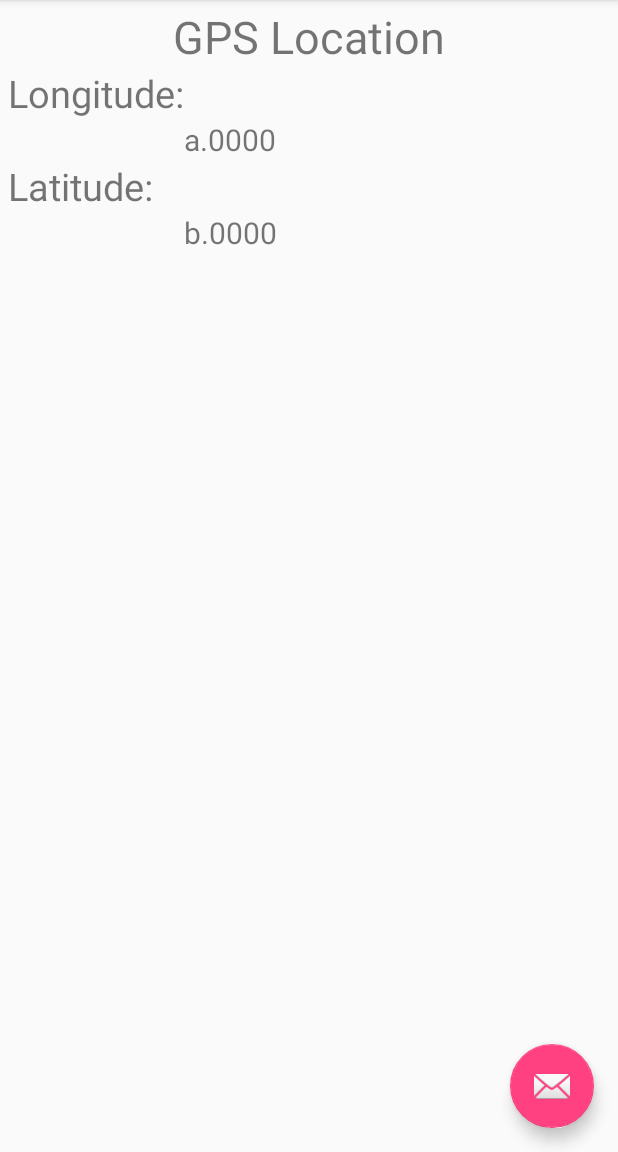
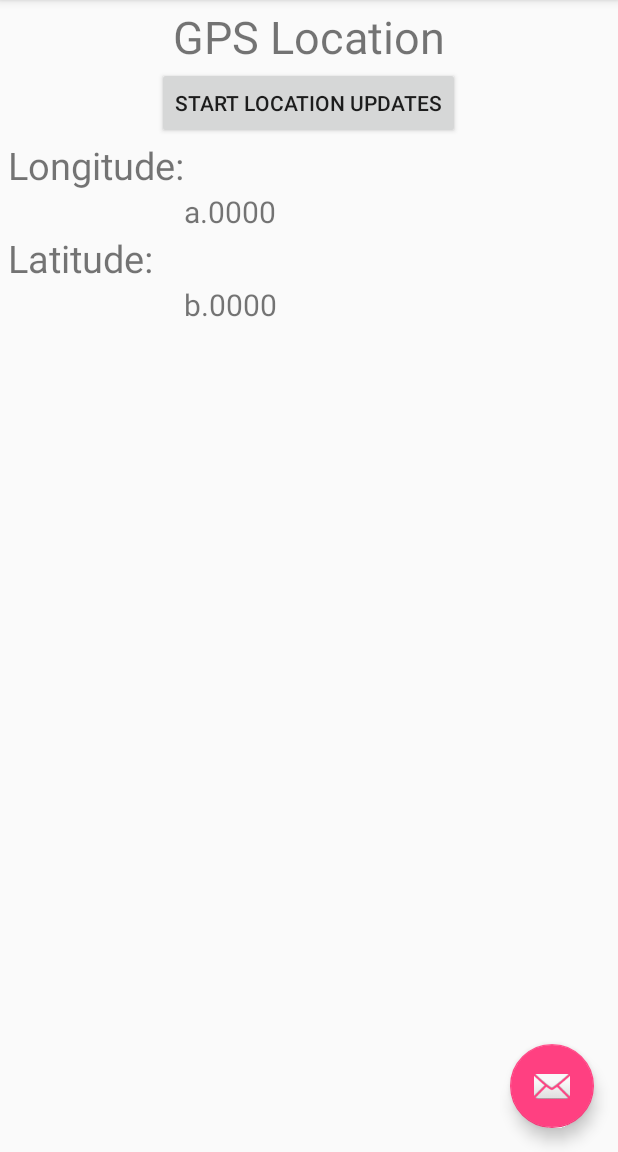
Before and after one commit to rcnerd/Carolyn-button, an Android app: the screen it shows after launch (MyActivity), on a phone screen of 412 x 824 dp, the part 84-1236 px from its top. Run offline under Robolectric (Android 15) with nearby library versions, the phone set to English and light mode, and no system bars; 4 statements that could not run were skipped.

Commit message:
added button working on trying to mix myapplication2

```diff
--- a/app/src/main/java/com/hunterwells/myapplication/MyActivity.java
+++ b/app/src/main/java/com/hunterwells/myapplication/MyActivity.java
@@ -1,8 +1,10 @@
 package com.hunterwells.myapplication;
 
+import android.Manifest;
 import android.content.Context;
 import android.content.DialogInterface;
 import android.content.Intent;
+import android.content.pm.PackageManager;
 import android.location.Location;
 import android.location.LocationListener;
 import android.net.Uri;
@@ -10,6 +12,7 @@ import android.os.Bundle;
 import android.provider.Settings;
 import android.support.design.widget.FloatingActionButton;
 import android.support.design.widget.Snackbar;
+import android.support.v4.app.ActivityCompat;
 import android.support.v7.app.AlertDialog;
 import android.support.v7.app.AppCompatActivity;
 import android.support.v7.widget.Toolbar;
@@ -34,11 +37,11 @@ public class MyActivity extends AppCompatActivity {
      * See https://g.co/AppIndexing/AndroidStudio for more information.
      */
     private GoogleApiClient client;
-    private LocationManager locationManager;
+    LocationManager locationManager;
 
     ///GPS//
-    private double longitude;
-    private double latitude;
+    double longitude;
+    double latitude;
     TextView longitudeLocationTextGPS;
     TextView latitudeLocationTextGPS;
 
@@ -69,10 +72,12 @@ public class MyActivity extends AppCompatActivity {
         // ATTENTION: This was auto-generated to implement the App Indexing API.
         // See https://g.co/AppIndexing/AndroidStudio for more information.
         client = new GoogleApiClient.Builder(this).addApi(AppIndex.API).build();
-        locationManager = (LocationManager)getSystemService(Context.LOCATION_SERVICE);
+        locationManager = (LocationManager) getSystemService(Context.LOCATION_SERVICE);
 
         longitudeLocationTextGPS = (TextView) findViewById(R.id.longitudeLocationTextGPS);
         latitudeLocationTextGPS = (TextView) findViewById(R.id.latitudeLocationTextGPS);
+
+
     }
 
     @Override
@@ -140,9 +145,11 @@ public class MyActivity extends AppCompatActivity {
     ////////////////  MAGIC GPS STUFFS ////////////////////////////////
     //Source:  https://github.com/obaro/SimpleLocationApp
 
-    private boolean isLocationEnabled() {
-        return locationManager.isProviderEnabled(LocationManager.GPS_PROVIDER) ||
-                locationManager.isProviderEnabled((locationManager.NETWORK_PROVIDER));
+    private boolean checkLocation(){
+        if (!isLocationEnabled()){
+            showAlert();
+        }
+        return isLocationEnabled();
     }
 
     private void showAlert() {
@@ -164,15 +171,37 @@ public class MyActivity extends AppCompatActivity {
         dialog.show();
     }
 
-    private boolean checkLocation(){
-        if (!isLocationEnabled()){
-            showAlert();
+    private boolean isLocationEnabled() {
+        return locationManager.isProviderEnabled(LocationManager.GPS_PROVIDER) ||
+                locationManager.isProviderEnabled((locationManager.NETWORK_PROVIDER));
+    }
+
+    public void toggleGPSUpdates(View view) {
+        if (!checkLocation())
+            return;
+        Button button = (Button) view;
+        if (button.getText().equals(getResources().getString(R.string.pause))) {
+            if (ActivityCompat.checkSelfPermission(this, Manifest.permission.ACCESS_FINE_LOCATION) != PackageManager.PERMISSION_GRANTED && ActivityCompat.checkSelfPermission(this, Manifest.permission.ACCESS_COARSE_LOCATION) != PackageManager.PERMISSION_GRANTED) {
+                // TODO: Consider calling
+                //    ActivityCompat#requestPermissions
+                // here to request the missing permissions, and then overriding
+                //   public void onRequestPermissionsResult(int requestCode, String[] permissions,
+                //                                          int[] grantResults)
+                // to handle the case where the user grants the permission. See the documentation
+                // for ActivityCompat#requestPermissions for more details.
+                return;
+            }
+            locationManager.removeUpdates(locationListener);
+            button.setText(R.string.resume);
         }
-        return isLocationEnabled();
+        else {
+            locationManager.requestLocationUpdates(
+                    LocationManager.GPS_PROVIDER, 2 * 60 * 1000, 10, locationListener);
+            button.setText(R.string.pause);
+        }
     }
 
     private final LocationListener locationListener = new LocationListener(){
-        @Override
         public void onLocationChanged(Location location) {
             longitude = location.getLongitude();
             latitude = location.getLatitude();
--- a/app/src/main/res/layout/activity_my.xml
+++ b/app/src/main/res/layout/activity_my.xml
@@ -37,11 +37,20 @@
             android:layout_centerHorizontal="true"
             android:layout_marginTop="60dp" />
 
+        <Button
+            android:id="@+id/locationControllerGPS"
+            android:layout_width="wrap_content"
+            android:layout_height="wrap_content"
+            android:layout_centerHorizontal="true"
+            android:layout_below="@+id/titleTextGPS"
+            android:text="Start Location Updates"
+            android:onClick="toggleGPSUpdates"/>
+
         <TextView
             android:id="@+id/longitudeTextGPS"
             android:layout_width="wrap_content"
             android:layout_height="wrap_content"
-            android:layout_below="@id/titleTextGPS"
+            android:layout_below="@id/locationControllerGPS"
             android:layout_marginLeft="5dp"
             android:text="Longitude:"
             android:textSize="25sp"
--- a/app/src/main/res/values/strings.xml
+++ b/app/src/main/res/values/strings.xml
@@ -6,4 +6,6 @@
     <string name="title_activity_display_message">Display_message</string>
     <string name="my_Longtitude">a.0000</string>
     <string name="my_Latitude">b.0000</string>
+    <string name="pause">Pause Location Updates</string>
+    <string name="resume">Resume Location Updates</string>
 </resources>
```
Also changed, not shown: gradle/wrapper/gradle-wrapper.properties.
